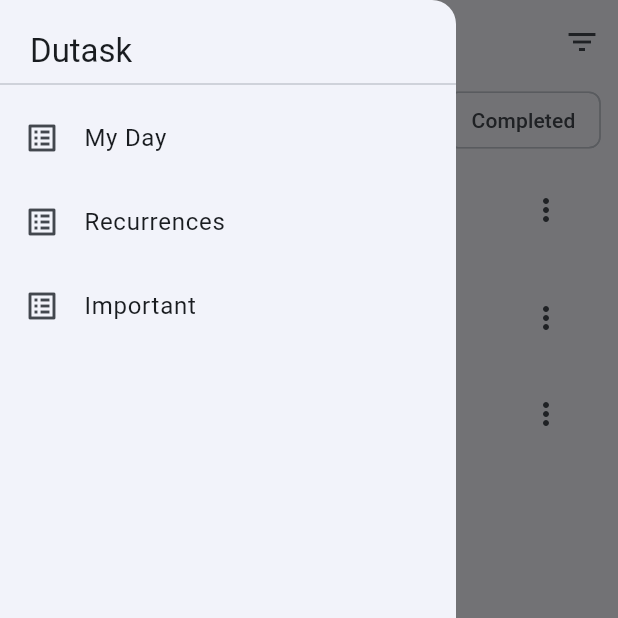
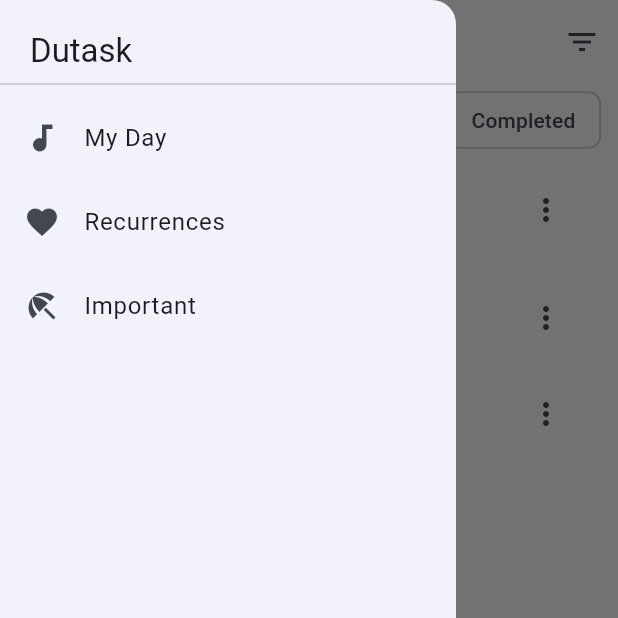
Before and after one commit to raffaelecostanzo/dutask, a Flutter app: the screen it shows after launch, with the side drawer open, on a phone screen of 412 x 824 dp, the top half of it. Run offline on Flutter 3.47's test engine with Material 3 defaults, Android fonts, the phone set to English and light mode, and no system bars; our stand-ins replace flutter_riverpod, freezed_annotation, mask_text_input_formatter; generated files the repository leaves out were written again.

Commit message:
improved project and code structure; preparing to add lists feature

```diff
--- /dev/null
+++ b/lib/data/list_icons.dart
@@ -0,0 +1,12 @@
+import 'package:flutter/material.dart';
+
+final Map<String, IconData> iconMap = {
+  'home': Icons.home,
+  'search': Icons.search,
+  'settings': Icons.settings,
+  'account_circle': Icons.account_circle,
+  'list': Icons.list,
+  'favorite': Icons.favorite,
+  'audiotrack': Icons.audiotrack,
+  'beach_access': Icons.beach_access
+};
--- a/lib/models/list_model.dart
+++ b/lib/models/list_model.dart
@@ -11,6 +11,7 @@
   const factory ListModel({
     required String title,
     required String? description,
+    required String? icon,
     required String id,
   }) = _ListModel;
 
--- a/lib/providers/filtered_tasks_provider.dart
+++ b/lib/providers/filtered_tasks_provider.dart
@@ -4,6 +4,7 @@
 import 'package:flutter_riverpod/flutter_riverpod.dart';
 
 enum TaskStatusFilter { all, started, active, completed }
+
 enum TaskDateFilter { all, yesterday, today, tomorrow }
 
 final taskStatusFilter = StateProvider((ref) => TaskStatusFilter.all);
--- a/lib/utils/extensions.dart
+++ b/lib/utils/extensions.dart
@@ -130,7 +130,7 @@
 }
 
 extension IntMapping on int {
-  TaskDateFilter toDateFilter() {
+  TaskDateFilter mapToDateFilter() {
     switch (this) {
       case 0:
         return TaskDateFilter.all;
--- a/lib/widgets/app_drawer.dart
+++ b/lib/widgets/app_drawer.dart
@@ -1,13 +1,17 @@
+import 'package:dutask/data/list_icons.dart';
+import 'package:dutask/providers/lists_provider.dart';
 import 'package:dutask/screens/settings_screen.dart';
 import 'package:flutter/material.dart';
+import 'package:flutter_riverpod/flutter_riverpod.dart';
 
-class AppDrawer extends StatelessWidget {
+class AppDrawer extends ConsumerWidget {
   const AppDrawer({
     super.key,
   });
 
   @override
-  Widget build(BuildContext context) {
+  Widget build(BuildContext context, WidgetRef ref) {
+    final lists = ref.watch(listsProvider);
     return Drawer(
       child: Column(
         children: [
@@ -27,32 +31,12 @@
           Expanded(
             child: ListView(
               padding: EdgeInsets.zero,
-              children: [
-                ListTile(
-                  leading: Icon(Icons.list_alt_outlined),
-                  title: const Text('My Day'),
-                  selected: false,
-                  onTap: () {
-                    Navigator.pop(context);
-                  },
-                ),
-                ListTile(
-                  leading: Icon(Icons.list_alt_outlined),
-                  title: const Text('Recurrences'),
-                  selected: false,
-                  onTap: () {
-                    Navigator.pop(context);
-                  },
-                ),
-                ListTile(
-                  leading: Icon(Icons.list_alt_outlined),
-                  title: const Text('Important'),
-                  selected: false,
-                  onTap: () {
-                    Navigator.pop(context);
-                  },
-                ),
-              ],
+              children: lists.map((list) {
+                return ListTile(
+                  leading: Icon(iconMap[list.icon]),
+                  title: Text(list.title),
+                );
+              }).toList(),
             ),
           ),
           Column(
--- a/lib/widgets/filter_chips_bar.dart
+++ b/lib/widgets/filter_chips_bar.dart
@@ -24,13 +24,15 @@
       child: Row(
         children: [
           SizedBox(width: 16),
-          ...filters.map((filter) {
+          ...filters.map(
+            (filter) {
               return Padding(
                 padding: const EdgeInsets.symmetric(horizontal: 8.0),
                 child: FilterChip(
                   label: Text(filterToText(filter)),
                   selected: selectedFilter == filter,
-                onSelected: (_) => ref.read(selectedFilterProvider.notifier).state = filter,
+                  onSelected: (_) =>
+                      ref.read(selectedFilterProvider.notifier).state = filter,
                 ),
               );
             },
--- a/lib/widgets/filter_navigation_bar.dart
+++ b/lib/widgets/filter_navigation_bar.dart
@@ -21,7 +21,7 @@
       items: navBarItems,
       currentIndex: dateFilter.mapToBottomNavigationBarIndex(),
       onTap: (index) =>
-          ref.read(taskDateFilter.notifier).state = index.toDateFilter(),
+          ref.read(taskDateFilter.notifier).state = index.mapToDateFilter(),
     );
   }
 }
```
Also changed, not shown: lib/data/default_lists.dart (added, +22 -0 lines), lib/data/default_tasks.dart (added, +28 -0 lines), lib/providers/lists_provider.dart (added, +44 -0 lines), lib/providers/tasks_provider.dart (+2 -26 lines), lib/screens/task_list_screen.dart (+4 -5 lines). Lines whose indentation alone changed are shown as unchanged.
